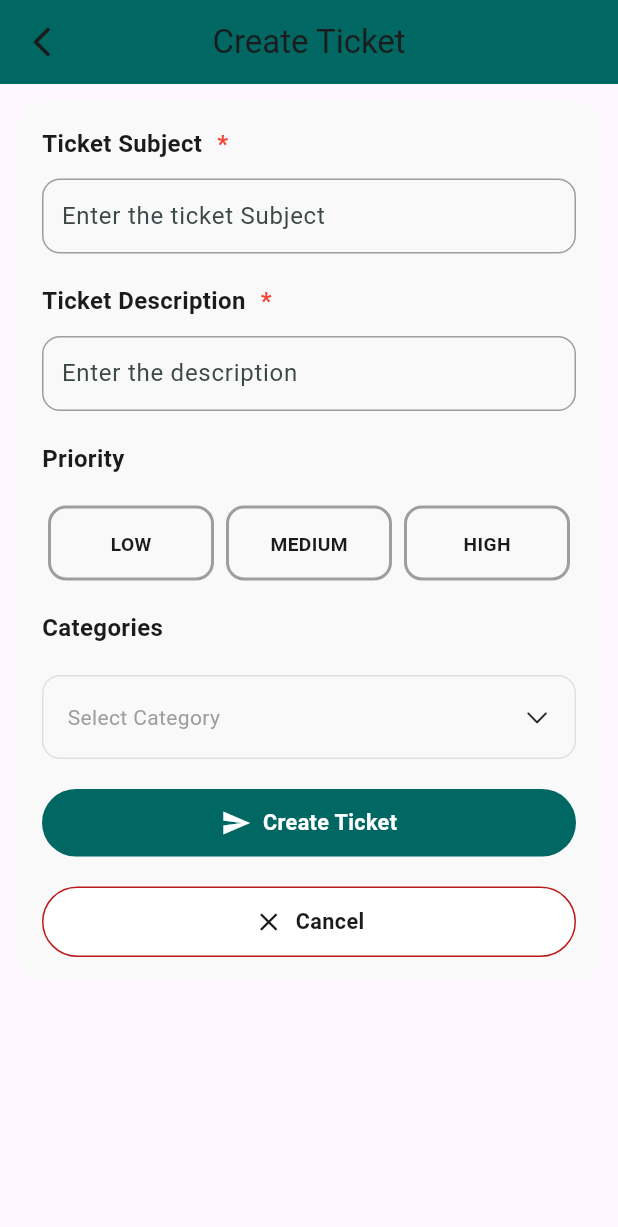
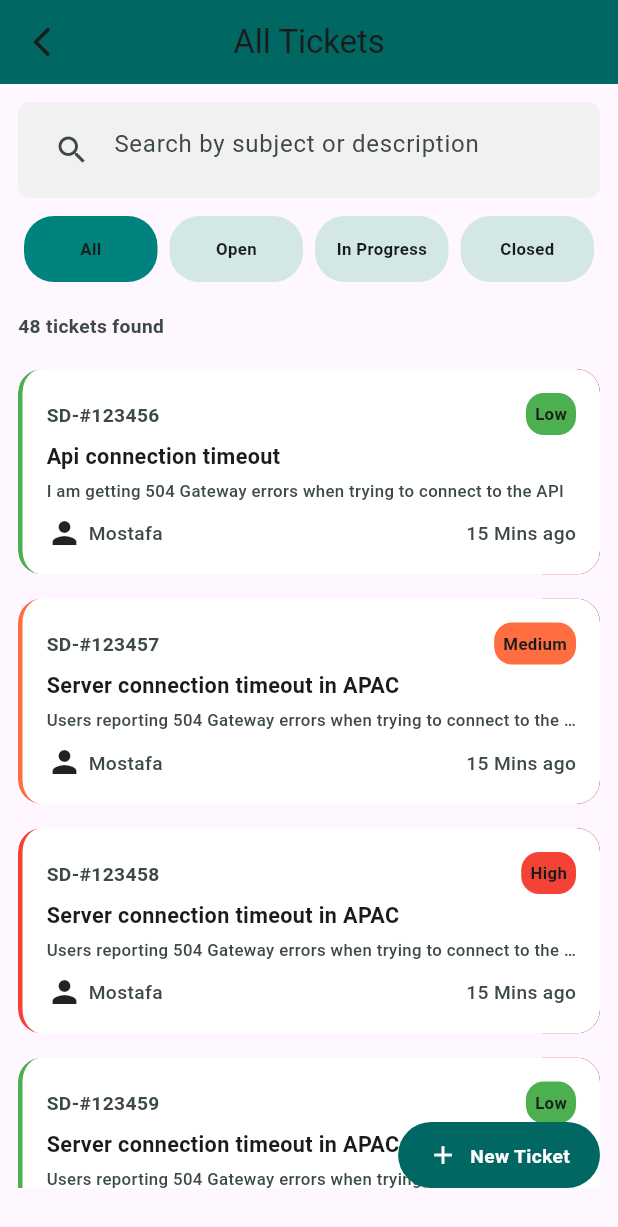
Before and after one commit to MoustafaaHussein/ticket-support, a Flutter app: the CreateTicketView screen opened by its route, after a tap on "Cancel", on a phone screen of 412 x 824 dp. Shown: the top 1227 px of the screen. Run offline on Flutter 3.47's test engine with Material 3 defaults, Android fonts, the phone set to English and light mode, and no system bars; our stand-ins replace go_router.

Commit message:
Implement ticket management features and UI enhancements
- Added a new route for viewing all tickets in app_router.dart.
- Introduced DeleteTicketDialog for confirming ticket deletions.
- Updated CollapsedTickets and CollapsedTicketsList to utilize TicketModel for better data handling.
- Enhanced CreateTicketForm to navigate to the all tickets view upon cancellation.
- Added a new BoxDecoration style for search text fields in containers_styles.dart.
- Implemented a TicketModel class to structure ticket data effectively.

```diff
--- a/lib/core/router/app_router.dart
+++ b/lib/core/router/app_router.dart
@@ -1,10 +1,12 @@
 import 'package:go_router/go_router.dart';
 import 'package:ticket_app/features/dashboard/presentation/screens/home_view.dart';
+import 'package:ticket_app/features/tickets/presentation/screens/all_tickets_view.dart';
 import 'package:ticket_app/features/tickets/presentation/screens/create_ticket_view.dart';
 
 class AppRouter {
   static const String khomeViewRoute = '/';
-  static const String kcreateTicketViewRoute = '/create-ticket';
+  static const String kcreateTicketViewRoute = '/create_ticket';
+  static const String kallTicketsViewRoute = '/all_tickets';
 
   static final GoRouter router = GoRouter(
     initialLocation: khomeViewRoute,
@@ -17,6 +19,10 @@ class AppRouter {
         path: kcreateTicketViewRoute,
         builder: (context, state) => const CreateTicketView(),
       ),
+      GoRoute(
+        path: kallTicketsViewRoute,
+        builder: (context, state) => const AllTicketsView(),
+      ),
     ],
   );
 }
--- a/lib/core/styles/containers_styles.dart
+++ b/lib/core/styles/containers_styles.dart
@@ -21,4 +21,9 @@ abstract class AppContainersStyle {
         color: context.colors.surfaceBright,
         shape: RoundedRectangleBorder(borderRadius: BorderRadius.circular(16)),
       );
+  static BoxDecoration searchTextFieldContainer(BuildContext context) =>
+      BoxDecoration(
+        color: context.colors.onInverseSurface,
+        borderRadius: BorderRadius.circular(8),
+      );
 }
--- a/lib/core/widgets/confirm_dialog.dart
+++ b/lib/core/widgets/confirm_dialog.dart
@@ -1 +1,118 @@
-// TODO: implement
+import 'package:flutter/material.dart';
+import 'package:ticket_app/core/constants/app_text_styles.dart';
+import 'package:ticket_app/core/theme/app_theme_colors.dart';
+
+class DeleteTicketDialog extends StatelessWidget {
+  const DeleteTicketDialog({
+    super.key,
+    required this.ticketId,
+  });
+
+  final String ticketId;
+
+  static Future<bool> show(
+    BuildContext context, {
+    required String ticketId,
+  }) {
+    return showDialog<bool>(
+      context: context,
+      barrierDismissible: true,
+      builder: (context) => DeleteTicketDialog(ticketId: ticketId),
+    ).then((value) => value ?? false);
+  }
+
+  @override
+  Widget build(BuildContext context) {
+    final colors = context.colors;
+
+    return Dialog(
+      backgroundColor: colors.surfaceContainerLowest,
+      shape: RoundedRectangleBorder(borderRadius: BorderRadius.circular(20)),
+      child: Padding(
+        padding: const EdgeInsets.symmetric(horizontal: 24, vertical: 28),
+        child: Column(
+          mainAxisSize: MainAxisSize.min,
+          children: [
+            Container(
+              width: 56,
+              height: 56,
+              decoration: BoxDecoration(
+                color: colors.errorContainer,
+                shape: BoxShape.circle,
+              ),
+              child: Icon(
+                Icons.delete_outline,
+                color: colors.error,
+                size: 28,
+              ),
+            ),
+            const SizedBox(height: 20),
+            Text(
+              'Delete Ticket?',
+              style: AppTextStyles.bold20Primary(context),
+              textAlign: TextAlign.center,
+            ),
+            const SizedBox(height: 12),
+            RichText(
+              textAlign: TextAlign.center,
+              text: TextSpan(
+                style: AppTextStyles.medium16Secondary(context),
+                children: [
+                  const TextSpan(text: 'Ticket '),
+                  TextSpan(
+                    text: ticketId,
+                    style: AppTextStyles.bold16Primary(context),
+                  ),
+                  const TextSpan(
+                    text:
+                        ' will be permanently deleted. This action cannot be undone.',
+                  ),
+                ],
+              ),
+            ),
+            const SizedBox(height: 28),
+            SizedBox(
+              width: double.infinity,
+              child: FilledButton(
+                onPressed: () => Navigator.of(context).pop(true),
+                style: FilledButton.styleFrom(
+                  backgroundColor: colors.error,
+                  foregroundColor: colors.onError,
+                  padding: const EdgeInsets.symmetric(vertical: 14),
+                  shape: RoundedRectangleBorder(
+                    borderRadius: BorderRadius.circular(100),
+                  ),
+                ),
+                child: Text(
+                  'Yes, Delete',
+                  style: AppTextStyles.semiBold18Primary(
+                    context,
+                  ).copyWith(color: colors.onError),
+                ),
+              ),
+            ),
+            const SizedBox(height: 12),
+            SizedBox(
+              width: double.infinity,
+              child: OutlinedButton(
+                onPressed: () => Navigator.of(context).pop(false),
+                style: OutlinedButton.styleFrom(
+                  foregroundColor: colors.primaryText,
+                  side: BorderSide(color: colors.outline),
+                  padding: const EdgeInsets.symmetric(vertical: 14),
+                  shape: RoundedRectangleBorder(
+                    borderRadius: BorderRadius.circular(100),
+                  ),
+                ),
+                child: Text(
+                  'Cancel',
+                  style: AppTextStyles.semiBold18Primary(context),
+                ),
+              ),
+            ),
+          ],
+        ),
+      ),
+    );
+  }
+}
--- a/lib/features/dashboard/presentation/widgets/collapsed_tickets.dart
+++ b/lib/features/dashboard/presentation/widgets/collapsed_tickets.dart
@@ -1,40 +1,49 @@
 import 'package:flutter/material.dart';
 import 'package:ticket_app/core/constants/app_text_styles.dart';
 import 'package:ticket_app/core/styles/containers_styles.dart';
-import 'package:ticket_app/features/dashboard/domain/enum/tickets_piority.dart';
 import 'package:ticket_app/features/dashboard/presentation/widgets/tickets_piorty_container.dart';
+import 'package:ticket_app/features/tickets/data/models/ticket_model.dart';
 
 class CollapsedTickets extends StatelessWidget {
-  const CollapsedTickets({super.key});
+  const CollapsedTickets({
+    super.key,
+    required this.ticket,
+    this.includeBottomMargin = true,
+  });
+
+  final TicketModel ticket;
+  final bool includeBottomMargin;
 
   @override
   Widget build(BuildContext context) {
     return Container(
-      margin: EdgeInsets.only(bottom: 16),
-      padding: EdgeInsets.all(16),
+      margin: includeBottomMargin ? const EdgeInsets.only(bottom: 16) : null,
+      padding: const EdgeInsets.all(16),
       decoration: AppContainersStyle.ticketsPiorityContainerStyle(
         context,
-        TicketsPiority.low,
+        ticket.priority,
       ),
       child: Column(
         crossAxisAlignment: CrossAxisAlignment.start,
         children: [
           Row(
             children: [
-              Text("#SD-123456", style: AppTextStyles.bold16Secondary(context)),
-              Spacer(),
-              TicketsPiortyContainer(piority: TicketsPiority.low),
+              Text(ticket.id, style: AppTextStyles.bold16Secondary(context)),
+              const Spacer(),
+              TicketsPiortyContainer(piority: ticket.priority),
             ],
           ),
-          SizedBox(height: 4),
+          const SizedBox(height: 4),
           Text(
-            "Server connection timeout in APAC",
+            ticket.title,
             style: AppTextStyles.bold18Primary(context),
           ),
-          SizedBox(height: 4),
+          const SizedBox(height: 4),
           Text(
-            "Users reporting 504 Gateway errors when…",
+            ticket.description,
             style: AppTextStyles.medium14Secondary(context),
+            maxLines: 1,
+            overflow: TextOverflow.ellipsis,
           ),
           SizedBox(height: 8),
           Row(
--- a/lib/features/dashboard/presentation/widgets/collapsed_tickets_list.dart
+++ b/lib/features/dashboard/presentation/widgets/collapsed_tickets_list.dart
@@ -1,5 +1,6 @@
 import 'package:flutter/material.dart';
 import 'package:ticket_app/features/dashboard/presentation/widgets/collapsed_tickets.dart';
+import 'package:ticket_app/features/tickets/data/models/ticket_model.dart';
 
 class CollapsedTicketsList extends StatelessWidget {
   const CollapsedTicketsList({super.key});
@@ -7,9 +8,9 @@ class CollapsedTicketsList extends StatelessWidget {
   @override
   Widget build(BuildContext context) {
     return ListView.builder(
-      itemCount: 10,
+      itemCount: tickets.length - 3,
       itemBuilder: (context, index) {
-        return CollapsedTickets();
+        return CollapsedTickets(ticket: tickets[index]);
       },
     );
   }
--- /dev/null
+++ b/lib/features/dashboard/presentation/widgets/swipeable_ticket_item.dart
@@ -0,0 +1,106 @@
+import 'package:flutter/material.dart';
+import 'package:ticket_app/core/theme/app_theme_colors.dart';
+import 'package:ticket_app/core/widgets/confirm_dialog.dart';
+import 'package:ticket_app/features/dashboard/presentation/widgets/collapsed_tickets.dart';
+import 'package:ticket_app/features/tickets/data/models/ticket_model.dart';
+
+class SwipeableTicketItem extends StatefulWidget {
+  const SwipeableTicketItem({
+    super.key,
+    required this.ticket,
+    required this.onDelete,
+  });
+
+  final TicketModel ticket;
+  final ValueChanged<String> onDelete;
+
+  @override
+  State<SwipeableTicketItem> createState() => _SwipeableTicketItemState();
+}
+
+class _SwipeableTicketItemState extends State<SwipeableTicketItem> {
+  double _dragOffset = 0;
+
+  Future<void> _openDeleteDialog() async {
+    final confirmed = await DeleteTicketDialog.show(
+      context,
+      ticketId: widget.ticket.id,
+    );
+
+    if (confirmed && mounted) {
+      widget.onDelete(widget.ticket.id);
+    }
+  }
+
+  @override
+  Widget build(BuildContext context) {
+    final colors = context.colors;
+
+    return LayoutBuilder(
+      builder: (context, constraints) {
+        final revealWidth = constraints.maxWidth * 0.1;
+
+        return Container(
+          margin: const EdgeInsets.only(bottom: 16),
+          child: ClipRRect(
+            borderRadius: BorderRadius.circular(16),
+            child: SizedBox(
+              height: constraints.maxHeight == double.infinity
+                  ? null
+                  : constraints.maxHeight,
+              child: Stack(
+                clipBehavior: Clip.hardEdge,
+                children: [
+                  Positioned(
+                    right: 0,
+                    top: 0,
+                    bottom: 0,
+                    width: revealWidth,
+                    child: Material(
+                      color: colors.error,
+                      child: InkWell(
+                        onTap: _openDeleteDialog,
+                        child: Center(
+                          child: Icon(
+                            Icons.delete_outline,
+                            color: colors.onError,
+                            size: 22,
+                          ),
+                        ),
+                      ),
+                    ),
+                  ),
+                  GestureDetector(
+                    onHorizontalDragUpdate: (details) {
+                      setState(() {
+                        _dragOffset = (_dragOffset - details.delta.dx).clamp(
+                          0,
+                          revealWidth,
+                        );
+                      });
+                    },
+                    onHorizontalDragEnd: (_) {
+                      setState(() {
+                        _dragOffset =
+                            _dragOffset > revealWidth / 2 ? revealWidth : 0;
+                      });
+                    },
+                    child: AnimatedContainer(
+                      duration: const Duration(milliseconds: 200),
+                      curve: Curves.easeOut,
+                      transform: Matrix4.translationValues(-_dragOffset, 0, 0),
+                      child: CollapsedTickets(
+                        ticket: widget.ticket,
+                        includeBottomMargin: false,
+                      ),
+                    ),
+                  ),
+                ],
+              ),
+            ),
+          ),
+        );
+      },
+    );
+  }
+}
--- /dev/null
+++ b/lib/features/dashboard/presentation/widgets/tickets_list.dart
@@ -0,0 +1,42 @@
+import 'package:flutter/material.dart';
+import 'package:ticket_app/features/dashboard/presentation/widgets/swipeable_ticket_item.dart';
+import 'package:ticket_app/features/tickets/data/models/ticket_model.dart';
+
+class TicketsList extends StatefulWidget {
+  const TicketsList({super.key});
+
+  @override
+  State<TicketsList> createState() => _TicketsListState();
+}
+
+class _TicketsListState extends State<TicketsList> {
+  late List<TicketModel> _tickets;
+
+  @override
+  void initState() {
+    super.initState();
+    _tickets = List<TicketModel>.from(tickets);
+  }
+
+  void _deleteTicket(String ticketId) {
+    setState(() {
+      _tickets.removeWhere((ticket) => ticket.id == ticketId);
+      tickets.removeWhere((ticket) => ticket.id == ticketId);
+    });
+  }
+
+  @override
+  Widget build(BuildContext context) {
+    return ListView.builder(
+      itemCount: _tickets.length,
+      itemBuilder: (context, index) {
+        final ticket = _tickets[index];
+        return SwipeableTicketItem(
+          key: ValueKey(ticket.id),
+          ticket: ticket,
+          onDelete: _deleteTicket,
+        );
+      },
+    );
+  }
+}
--- a/lib/features/tickets/data/models/ticket_model.dart
+++ b/lib/features/tickets/data/models/ticket_model.dart
@@ -1 +1,131 @@
-// TODO: implement
+import 'package:ticket_app/features/dashboard/domain/enum/tickets_piority.dart';
+import 'package:ticket_app/features/tickets/data/models/tickets_status_model.dart';
+
+class TicketModel {
+  final String id;
+  final String title;
+  final String description;
+  final TicketsStatusModel status;
+  final TicketsPiority priority;
+  final DateTime createdAt;
+
+  TicketModel({
+    required this.id,
+    required this.title,
+    required this.description,
+    required this.status,
+    required this.priority,
+    required this.createdAt,
+  });
+}
+
+List<TicketModel> tickets = [
+  TicketModel(
+    id: 'SD-#123456',
+    title: 'Api connection timeout',
+    description:
+        'I am getting 504 Gateway errors when trying to connect to the API',
+    status: TicketsStatusModel(status: 'Open'),
+    priority: TicketsPiority.low,
+    createdAt: DateTime.now(),
+  ),
+  TicketModel(
+    id: 'SD-#123457',
+    title: 'Server connection timeout in APAC',
+    description:
+        'Users reporting 504 Gateway errors when trying to connect to the API',
+    status: TicketsStatusModel(status: 'In Progress'),
+    priority: TicketsPiority.medium,
+    createdAt: DateTime.now(),
+  ),
+  TicketModel(
+    id: 'SD-#123458',
+    title: 'Server connection timeout in APAC',
+    description:
+        'Users reporting 504 Gateway errors when trying to connect to the API',
+    status: TicketsStatusModel(status: 'Closed'),
+    priority: TicketsPiority.high,
+    createdAt: DateTime.now(),
+  ),
+  TicketModel(
+    id: 'SD-#123459',
+    title: 'Server connection timeout in APAC',
+    description:
+        'Users reporting 504 Gateway errors when trying to connect to the API',
+    status: TicketsStatusModel(status: 'Open'),
+    priority: TicketsPiority.low,
+    createdAt: DateTime.now(),
+  ),
+  TicketModel(
+    id: 'SD-#123460',
+    title: 'Server connection timeout in APAC',
+    description:
+        'Users reporting 504 Gateway errors when trying to connect to the API',
+    status: TicketsStatusModel(status: 'In Progress'),
+    priority: TicketsPiority.medium,
+    createdAt: DateTime.now(),
+  ),
+  TicketModel(
+    id: 'SD-#123461',
+    title: 'Server connection timeout in APAC',
+    description:
+        'Users reporting 504 Gateway errors when trying to connect to the API',
+    status: TicketsStatusModel(status: 'Closed'),
+    priority: TicketsPiority.high,
+    createdAt: DateTime.now(),
+  ),
+  TicketModel(
+    id: 'SD-#123462',
+    title: 'Server connection timeout in APAC',
+    description:
+        'Users reporting 504 Gateway errors when trying to connect to the API',
+    status: TicketsStatusModel(status: 'Open'),
+    priority: TicketsPiority.low,
+    createdAt: DateTime.now(),
+  ),
+  TicketModel(
+    id: 'SD-#123463',
+    title: 'Server connection timeout in APAC',
+    description:
+        'Users reporting 504 Gateway errors when trying to connect to the API',
+    status: TicketsStatusModel(status: 'In Progress'),
+    priority: TicketsPiority.medium,
+    createdAt: DateTime.now(),
+  ),
+  TicketModel(
+    id: 'SD-#123464',
+    title: 'Server connection timeout in APAC',
+    description:
+        'Users reporting 504 Gateway errors when trying to connect to the API',
+    status: TicketsStatusModel(status: 'Closed'),
+    priority: TicketsPiority.high,
+    createdAt: DateTime.now(),
+  ),
+  TicketModel(
+    id: 'SD-#123465',
+    title: 'Server connection timeout in APAC',
+    description:
+        'Users reporting 504 Gateway errors when trying to connect to the API',
+    status: TicketsStatusModel(status: 'Open'),
+    priority: TicketsPiority.low,
+    createdAt: DateTime.now(),
+  ),
+  TicketModel(
+    id: 'SD-#123466',
+    title: 'Server connection timeout in APAC',
+    description:
+        'Users reporting 504 Gateway errors when trying to connect to the API',
+    status: TicketsStatusModel(status: 'In Progress'),
+    priority: TicketsPiority.medium,
+    createdAt: DateTime.now(),
+  ),
+  TicketModel(
+    id: 'SD-#123467',
+    title: 'Server connection timeout in APAC',
+    description:
+        'Users reporting 504 Gateway errors when trying to connect to the API',
+    status: TicketsStatusModel(status: 'Closed'),
+    priority: TicketsPiority.high,
+    createdAt: DateTime.now(),
+  ),
+];
--- /dev/null
+++ b/lib/features/tickets/data/models/tickets_status_model.dart
@@ -0,0 +1,12 @@
+class TicketsStatusModel {
+  final String status;
+
+  TicketsStatusModel({required this.status});
+}
+
+List<TicketsStatusModel> ticketsStatus = [
+  TicketsStatusModel(status: 'All'),
+  TicketsStatusModel(status: 'Open'),
+  TicketsStatusModel(status: 'In Progress'),
+  TicketsStatusModel(status: 'Closed'),
+];
--- /dev/null
+++ b/lib/features/tickets/presentation/screens/all_tickets_view.dart
@@ -0,0 +1,27 @@
+import 'package:flutter/material.dart';
+import 'package:go_router/go_router.dart';
+import 'package:ticket_app/core/theme/app_theme_colors.dart';
+import 'package:ticket_app/features/tickets/presentation/widgets/all_tickets_view_body.dart';
+
+class AllTicketsView extends StatelessWidget {
+  const AllTicketsView({super.key});
+
+  @override
+  Widget build(BuildContext context) {
+    return Scaffold(
+      appBar: AppBar(
+        leading: IconButton(
+          onPressed: () {
+            GoRouter.of(context).pop();
+          },
+          icon: Icon(Icons.arrow_back_ios_new_rounded),
+        ),
+        elevation: 0,
+        backgroundColor: context.colors.primary,
+        centerTitle: true,
+        title: Text('All Tickets'),
+      ),
+      body: AllTicketsViewBody(),
+    );
+  }
+}
--- a/lib/features/tickets/presentation/screens/ticket_list_screen.dart
+++ /dev/null
@@ -1 +0,0 @@
-// TODO: implement
--- /dev/null
+++ b/lib/features/tickets/presentation/widgets/all_tickets_view_body.dart
@@ -0,0 +1,78 @@
+import 'package:flutter/material.dart';
+import 'package:go_router/go_router.dart';
+import 'package:ticket_app/core/constants/app_text_styles.dart';
+import 'package:ticket_app/core/router/app_router.dart';
+import 'package:ticket_app/core/widgets/new_ticket_button.dart';
+import 'package:ticket_app/features/dashboard/presentation/widgets/tickets_list.dart';
+import 'package:ticket_app/features/tickets/data/models/tickets_status_model.dart';
+import 'package:ticket_app/features/tickets/presentation/widgets/search_text_field.dart';
+import 'package:ticket_app/features/tickets/presentation/widgets/tickets_status_cards.dart';
+
+class AllTicketsViewBody extends StatefulWidget {
+  AllTicketsViewBody({super.key});
+
+  @override
+  State<AllTicketsViewBody> createState() => _AllTicketsViewBodyState();
+}
+
+class _AllTicketsViewBodyState extends State<AllTicketsViewBody> {
+  TicketsStatusModel selectedStatus = ticketsStatus.first;
+
+  @override
+  Widget build(BuildContext context) {
+    return Padding(
+      padding: const EdgeInsets.all(12),
+      child: Stack(
+        children: [
+          Column(
+            crossAxisAlignment: CrossAxisAlignment.start,
+            children: [
+              SearchTextField(),
+              SizedBox(height: 12),
+              Row(
+                children: ticketsStatus.map((status) {
+                  return Expanded(
+                    child: Padding(
+                      padding: const EdgeInsets.symmetric(horizontal: 4),
+                      child: TicketsStatusCards(
+                        status: status,
+                        isSelected: selectedStatus == status,
+                        onTap: () {
+                          setState(() {
+                            selectedStatus = status;
+                          });
+                        },
+                      ),
+                    ),
+                  );
+                }).toList(),
+              ),
+              SizedBox(height: 20),
+              Text(
+                '48 tickets found',
+                style: AppTextStyles.semiBold16Secondary(context),
+              ),
+              SizedBox(height: 20),
+              Expanded(flex: 6, child: TicketsList()),
+              SizedBox(height: 20),
+            ],
+          ),
+          Positioned(
+            bottom: 20,
+
+            right: 0,
+            child: NewTicketButton(
+              title: 'New Ticket',
+              icon: Icons.add,
+              onPressed: () {
+                GoRouter.of(
+                  context,
+                ).pushReplacement(AppRouter.kcreateTicketViewRoute);
+              },
+            ),
+          ),
+        ],
+      ),
+    );
+  }
+}
--- a/lib/features/tickets/presentation/widgets/create_ticket_view_body.dart
+++ b/lib/features/tickets/presentation/widgets/create_ticket_view_body.dart
@@ -1,6 +1,7 @@
 import 'package:flutter/material.dart';
 import 'package:go_router/go_router.dart';
 import 'package:ticket_app/core/constants/app_text_styles.dart';
+import 'package:ticket_app/core/router/app_router.dart';
 import 'package:ticket_app/core/styles/containers_styles.dart';
 import 'package:ticket_app/core/widgets/cancel_button.dart';
 import 'package:ticket_app/core/widgets/custom_text_field.dart';
@@ -189,7 +190,7 @@ class CreateTicketForm extends StatelessWidget {
               title: 'Cancel',
               icon: Icons.close,
               onPressed: () {
-                GoRouter.of(context).pop();
+                GoRouter.of(context).push(AppRouter.kallTicketsViewRoute);
               },
             ),
           ],
--- /dev/null
+++ b/lib/features/tickets/presentation/widgets/search_text_field.dart
@@ -0,0 +1,21 @@
+import 'package:flutter/material.dart';
+import 'package:ticket_app/core/styles/containers_styles.dart';
+
+class SearchTextField extends StatelessWidget {
+  const SearchTextField({super.key});
+
+  @override
+  Widget build(BuildContext context) {
+    return Container(
+      padding: EdgeInsets.symmetric(horizontal: 12, vertical: 8),
+      decoration: AppContainersStyle.searchTextFieldContainer(context),
+      child: TextField(
+        decoration: InputDecoration(
+          hintText: 'Search by subject or description',
+          prefixIcon: Icon(Icons.search),
+          border: InputBorder.none,
+        ),
+      ),
+    );
+  }
+}
--- /dev/null
+++ b/lib/features/tickets/presentation/widgets/tickets_status_cards.dart
@@ -0,0 +1,43 @@
+import 'package:flutter/material.dart';
+import 'package:ticket_app/core/constants/app_text_styles.dart';
+import 'package:ticket_app/core/theme/app_theme_colors.dart';
+import 'package:ticket_app/features/tickets/data/models/tickets_status_model.dart';
+
+class TicketsStatusCards extends StatelessWidget {
+  const TicketsStatusCards({
+    super.key,
+    required this.status,
+    required this.isSelected,
+    required this.onTap,
+  });
+
+  final TicketsStatusModel status;
+  final bool isSelected;
+  final VoidCallback onTap;
+
+  @override
+  Widget build(BuildContext context) {
+    return InkWell(
+      borderRadius: BorderRadius.circular(20),
+      onTap: onTap,
+      child: AnimatedContainer(
+        duration: const Duration(milliseconds: 250),
+        padding: const EdgeInsets.symmetric(vertical: 14, horizontal: 12),
+        decoration: BoxDecoration(
+          color: isSelected
+              ? context.colors.primaryContainer
+              : context.colors.secondaryContainer,
+          borderRadius: BorderRadius.circular(20),
+        ),
+        child: Center(
+          child: FittedBox(
+            child: Text(
+              status.status,
+              style: AppTextStyles.semiBold14Primary(context),
+            ),
+          ),
+        ),
+      ),
+    );
+  }
+}
```
